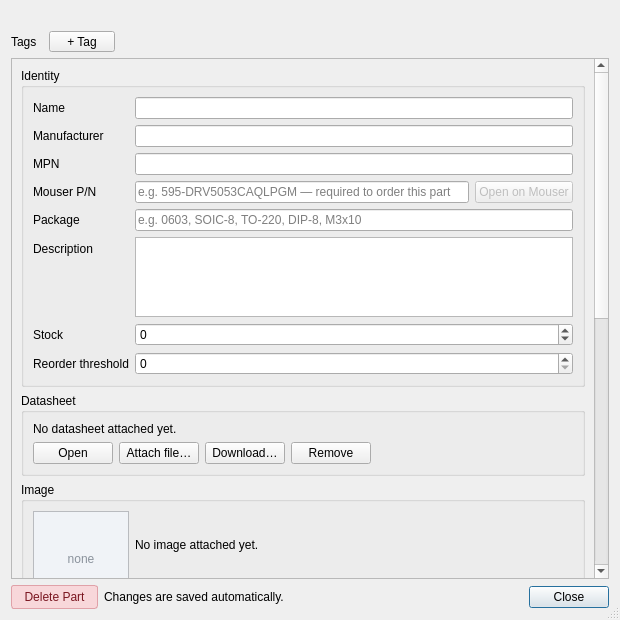
Old version of the form examples/PartManagerApp/src/ui/PartManager_PartEditorDialog.ui in the repository KROIA/PartManager.
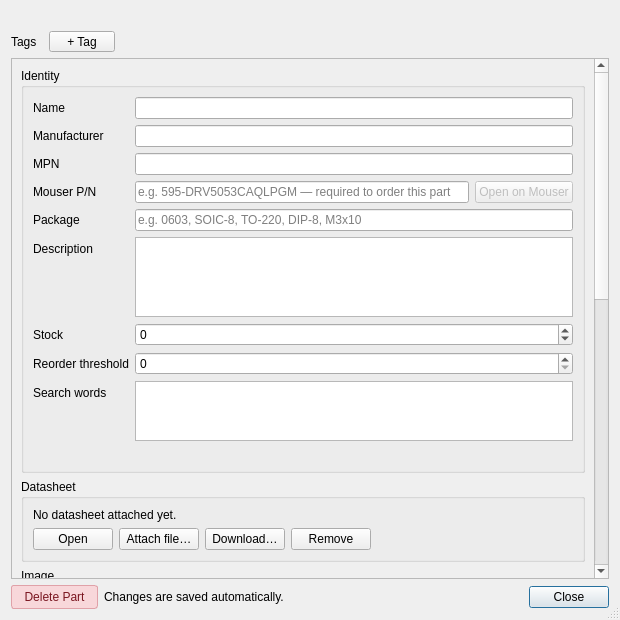
New version of the form.

Patch:
```diff
--- a/examples/PartManagerApp/src/ui/PartManager_PartEditorDialog.ui
+++ b/examples/PartManagerApp/src/ui/PartManager_PartEditorDialog.ui
@@ -264,6 +264,33 @@
             </property>
            </widget>
           </item>
+          <item row="8" column="0">
+           <widget class="QLabel" name="searchKeywordsLabel">
+            <property name="text">
+             <string>Search words</string>
+            </property>
+           </widget>
+          </item>
+          <item row="8" column="1">
+           <widget class="QPlainTextEdit" name="searchKeywordsEdit">
+            <property name="maximumSize">
+             <size>
+              <width>16777215</width>
+              <height>60</height>
+             </size>
+            </property>
+           </widget>
+          </item>
+          <item row="9" column="1">
+           <widget class="QLabel" name="inheritedKeywordsLabel">
+            <property name="wordWrap">
+             <bool>true</bool>
+            </property>
+            <property name="text">
+             <string notr="true"/>
+            </property>
+           </widget>
+          </item>
          </layout>
         </widget>
        </item>
```
